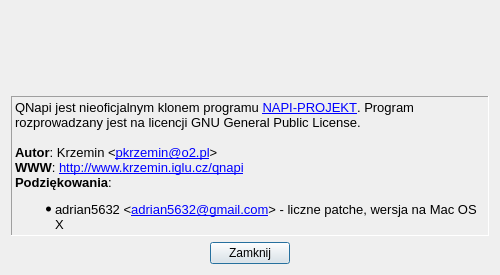
This is ui/frmabout.ui in QNapi/qnapi as Qt 5 draws it before an edit. The edited form follows.
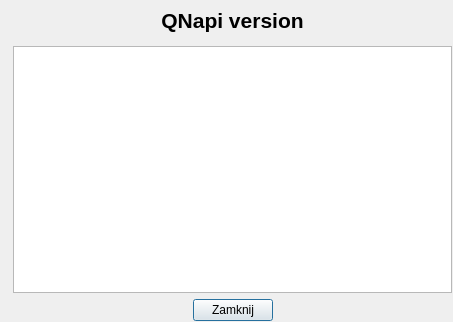
This is the edited form. Icons and pictures are not drawn.

Commit message: Zaktualizowane okienko "O programie"

Diff of the .ui file:
```diff
--- a/ui/frmabout.ui
+++ b/ui/frmabout.ui
@@ -5,26 +5,14 @@
    <rect>
     <x>0</x>
     <y>0</y>
-    <width>500</width>
-    <height>275</height>
+    <width>453</width>
+    <height>322</height>
    </rect>
   </property>
   <property name="minimumSize" >
    <size>
-    <width>500</width>
-    <height>275</height>
-   </size>
-  </property>
-  <property name="maximumSize" >
-   <size>
-    <width>500</width>
-    <height>275</height>
-   </size>
-  </property>
-  <property name="baseSize" >
-   <size>
-    <width>500</width>
-    <height>275</height>
+    <width>400</width>
+    <height>300</height>
    </size>
   </property>
   <property name="windowTitle" >
@@ -33,13 +21,20 @@
   <property name="windowIcon" >
    <iconset resource="../src/resources.qrc" >:/icon/qnapi-22-icon.png</iconset>
   </property>
-  <layout class="QVBoxLayout" >
-   <item>
+  <widget class="QWidget" name="horizontalLayout" >
+   <property name="geometry" >
+    <rect>
+     <x>0</x>
+     <y>0</y>
+     <width>452</width>
+     <height>321</height>
+    </rect>
+   </property>
     <layout class="QHBoxLayout" >
      <item>
       <widget class="QLabel" name="lbIcon" >
        <property name="sizePolicy" >
-        <sizepolicy vsizetype="Fixed" hsizetype="Fixed" >
+       <sizepolicy vsizetype="Expanding" hsizetype="Maximum" >
          <horstretch>0</horstretch>
          <verstretch>0</verstretch>
         </sizepolicy>
@@ -50,79 +45,105 @@
        <property name="pixmap" >
         <pixmap resource="../src/resources.qrc" >:/icon/qnapi-48.png</pixmap>
        </property>
-       <property name="scaledContents" >
-        <bool>true</bool>
+      <property name="alignment" >
+       <set>Qt::AlignLeading|Qt::AlignLeft|Qt::AlignTop</set>
+      </property>
+      <property name="margin" >
+       <number>15</number>
        </property>
       </widget>
      </item>
+    <item>
+     <layout class="QVBoxLayout" >
      <item>
       <widget class="QLabel" name="lbTitle" >
+        <property name="sizePolicy" >
+         <sizepolicy vsizetype="Fixed" hsizetype="Preferred" >
+          <horstretch>0</horstretch>
+          <verstretch>0</verstretch>
+         </sizepolicy>
+        </property>
+        <property name="minimumSize" >
+         <size>
+          <width>0</width>
+          <height>40</height>
+         </size>
+        </property>
        <property name="font" >
         <font>
-         <pointsize>14</pointsize>
-        </font>
-       </property>
-       <property name="midLineWidth" >
-        <number>-1</number>
-       </property>
+          <pointsize>16</pointsize>
+          <weight>75</weight>
+          <bold>true</bold>
+         </font>
+        </property>
        <property name="text" >
-        <string/>
-       </property>
-       <property name="pixmap" >
-        <pixmap/>
+         <string>QNapi version</string>
        </property>
        <property name="alignment" >
         <set>Qt::AlignCenter</set>
        </property>
       </widget>
      </item>
-    </layout>
-   </item>
    <item>
-    <widget class="QLabel" name="lbAbout" >
-     <property name="frameShape" >
-      <enum>QFrame::Panel</enum>
-     </property>
-     <property name="frameShadow" >
-      <enum>QFrame::Sunken</enum>
-     </property>
-     <property name="text" >
+       <widget class="QTextBrowser" name="tbAbout" >
+        <property name="html" >
       <string>&lt;html>&lt;head>&lt;meta name="qrichtext" content="1" />&lt;style type="text/css">
 p, li { white-space: pre-wrap; }
 &lt;/style>&lt;/head>&lt;body style=" font-family:'Sans Serif'; font-size:10pt; font-weight:400; font-style:normal;">
-&lt;p style=" margin-top:0px; margin-bottom:0px; margin-left:0px; margin-right:0px; -qt-block-indent:0; text-indent:0px;">QNapi jest nieoficjalnym klonem programu &lt;a href="http://www.napiprojekt.pl">&lt;span style=" text-decoration: underline; color:#0000ff;">NAPI-PROJEKT&lt;/span>&lt;/a>. Program rozprowadzany jest na licencji GNU General Public License.&lt;/p>
-&lt;p style="-qt-paragraph-type:empty; margin-top:0px; margin-bottom:0px; margin-left:0px; margin-right:0px; -qt-block-indent:0; text-indent:0px;">&lt;/p>
-&lt;p style=" margin-top:0px; margin-bottom:0px; margin-left:0px; margin-right:0px; -qt-block-indent:0; text-indent:0px;">&lt;span style=" font-weight:600;">Autor&lt;/span>: Krzemin &amp;lt;&lt;a href="mailto:pkrzemin@o2.pl">&lt;span style=" text-decoration: underline; color:#0000ff;">pkrzemin@o2.pl&lt;/span>&lt;/a>&amp;gt;&lt;/p>
-&lt;p style=" margin-top:0px; margin-bottom:0px; margin-left:0px; margin-right:0px; -qt-block-indent:0; text-indent:0px;">&lt;span style=" font-weight:600;">WWW&lt;/span>: &lt;a href="http://www.krzemin.iglu.cz/qnapi">&lt;span style=" text-decoration: underline; color:#0000ff;">http://www.krzemin.iglu.cz/qnapi&lt;/span>&lt;/a>&lt;/p>
-&lt;p style=" margin-top:0px; margin-bottom:0px; margin-left:0px; margin-right:0px; -qt-block-indent:0; text-indent:0px;">&lt;span style=" font-weight:600;">Podziękowania&lt;/span>:&lt;/p>
-&lt;ul style="-qt-list-indent: 1;">&lt;li style=" margin-top:12px; margin-bottom:12px; margin-left:0px; margin-right:0px; -qt-block-indent:0; text-indent:0px;">adrian5632 &amp;lt;&lt;a href="mailto:adrian5632@gmail.com">&lt;span style=" text-decoration: underline; color:#0000ff;">adrian5632@gmail.com&lt;/span>&lt;/a>&amp;gt; - liczne patche, wersja na Mac OS X&lt;/li>&lt;/ul>&lt;/body>&lt;/html></string>
-     </property>
-     <property name="alignment" >
-      <set>Qt::AlignLeading|Qt::AlignLeft|Qt::AlignTop</set>
-     </property>
-     <property name="wordWrap" >
+&lt;p style="-qt-paragraph-type:empty; margin-top:12px; margin-bottom:12px; margin-left:0px; margin-right:0px; -qt-block-indent:0; text-indent:0px;">&lt;/p>&lt;/body>&lt;/html></string>
+        </property>
+        <property name="acceptRichText" >
+         <bool>true</bool>
+        </property>
+        <property name="openExternalLinks" >
       <bool>true</bool>
      </property>
     </widget>
    </item>
    <item>
     <layout class="QHBoxLayout" >
+        <property name="topMargin" >
+         <number>0</number>
+        </property>
      <item>
-      <widget class="QPushButton" name="pbOK" >
-       <property name="sizePolicy" >
-        <sizepolicy vsizetype="Fixed" hsizetype="Maximum" >
-         <horstretch>0</horstretch>
-         <verstretch>0</verstretch>
-        </sizepolicy>
-       </property>
+         <spacer>
+          <property name="orientation" >
+           <enum>Qt::Horizontal</enum>
+          </property>
+          <property name="sizeHint" >
+           <size>
+            <width>40</width>
+            <height>20</height>
+           </size>
+          </property>
+         </spacer>
+        </item>
+        <item>
+         <widget class="QPushButton" name="pbClose" >
        <property name="text" >
         <string>Zamknij</string>
        </property>
       </widget>
      </item>
+        <item>
+         <spacer>
+          <property name="orientation" >
+           <enum>Qt::Horizontal</enum>
+          </property>
+          <property name="sizeHint" >
+           <size>
+            <width>40</width>
+            <height>20</height>
+           </size>
+          </property>
+         </spacer>
+        </item>
     </layout>
    </item>
   </layout>
+    </item>
+   </layout>
+  </widget>
  </widget>
  <resources>
   <include location="../src/resources.qrc" />
```
Left out of the diff: 13 changed lines with no effect on the pictures. Lines whose indentation alone changed are shown as unchanged. The commit also changes 2 other files.
